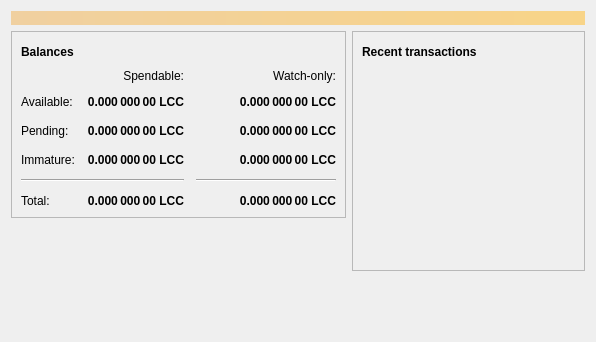
Old version of the form src/qt/forms/overviewpage.ui in the repository losh11/LitecoinCash.
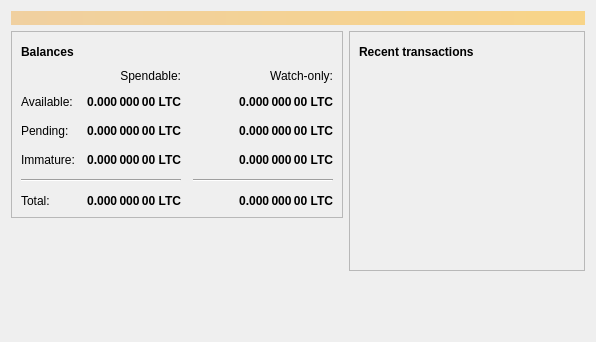
New version of the form. Icons and pictures are not drawn.

```diff
--- a/src/qt/forms/overviewpage.ui
+++ b/src/qt/forms/overviewpage.ui
@@ -129,7 +129,7 @@
                <string>Unconfirmed transactions to watch-only addresses</string>
               </property>
               <property name="text">
-               <string notr="true">0.000 000 00 LCC</string>
+               <string notr="true">0.000 000 00 LTC</string>
               </property>
               <property name="alignment">
                <set>Qt::AlignRight|Qt::AlignTrailing|Qt::AlignVCenter</set>
@@ -154,7 +154,7 @@
                <string>Total of transactions that have yet to be confirmed, and do not yet count toward the spendable balance</string>
               </property>
               <property name="text">
-               <string notr="true">0.000 000 00 LCC</string>
+               <string notr="true">0.000 000 00 LTC</string>
               </property>
               <property name="alignment">
                <set>Qt::AlignRight|Qt::AlignTrailing|Qt::AlignVCenter</set>
@@ -179,7 +179,7 @@
                <string>Mined balance in watch-only addresses that has not yet matured</string>
               </property>
               <property name="text">
-               <string notr="true">0.000 000 00 LCC</string>
+               <string notr="true">0.000 000 00 LTC</string>
               </property>
               <property name="alignment">
                <set>Qt::AlignRight|Qt::AlignTrailing|Qt::AlignVCenter</set>
@@ -237,7 +237,7 @@
                <string>Mined balance that has not yet matured</string>
               </property>
               <property name="text">
-               <string notr="true">0.000 000 00 LCC</string>
+               <string notr="true">0.000 000 00 LTC</string>
               </property>
               <property name="alignment">
                <set>Qt::AlignRight|Qt::AlignTrailing|Qt::AlignVCenter</set>
@@ -282,7 +282,7 @@
                <string>Your current total balance</string>
               </property>
               <property name="text">
-               <string notr="true">0.000 000 00 LCC</string>
+               <string notr="true">0.000 000 00 LTC</string>
               </property>
               <property name="alignment">
                <set>Qt::AlignRight|Qt::AlignTrailing|Qt::AlignVCenter</set>
@@ -307,7 +307,7 @@
                <string>Current total balance in watch-only addresses</string>
               </property>
               <property name="text">
-               <string notr="true">0.000 000 00 LCC</string>
+               <string notr="true">0.000 000 00 LTC</string>
               </property>
               <property name="alignment">
                <set>Qt::AlignRight|Qt::AlignTrailing|Qt::AlignVCenter</set>
@@ -349,7 +349,7 @@
                <string>Your current spendable balance</string>
               </property>
               <property name="text">
-               <string notr="true">0.000 000 00 LCC</string>
+               <string notr="true">0.000 000 00 LTC</string>
               </property>
               <property name="alignment">
                <set>Qt::AlignRight|Qt::AlignTrailing|Qt::AlignVCenter</set>
@@ -374,7 +374,7 @@
                <string>Your current balance in watch-only addresses</string>
               </property>
               <property name="text">
-               <string notr="true">0.000 000 00 LCC</string>
+               <string notr="true">0.000 000 00 LTC</string>
               </property>
               <property name="alignment">
                <set>Qt::AlignRight|Qt::AlignTrailing|Qt::AlignVCenter</set>
```
Left out of the diff: 4 changed lines with no effect on the pictures.
